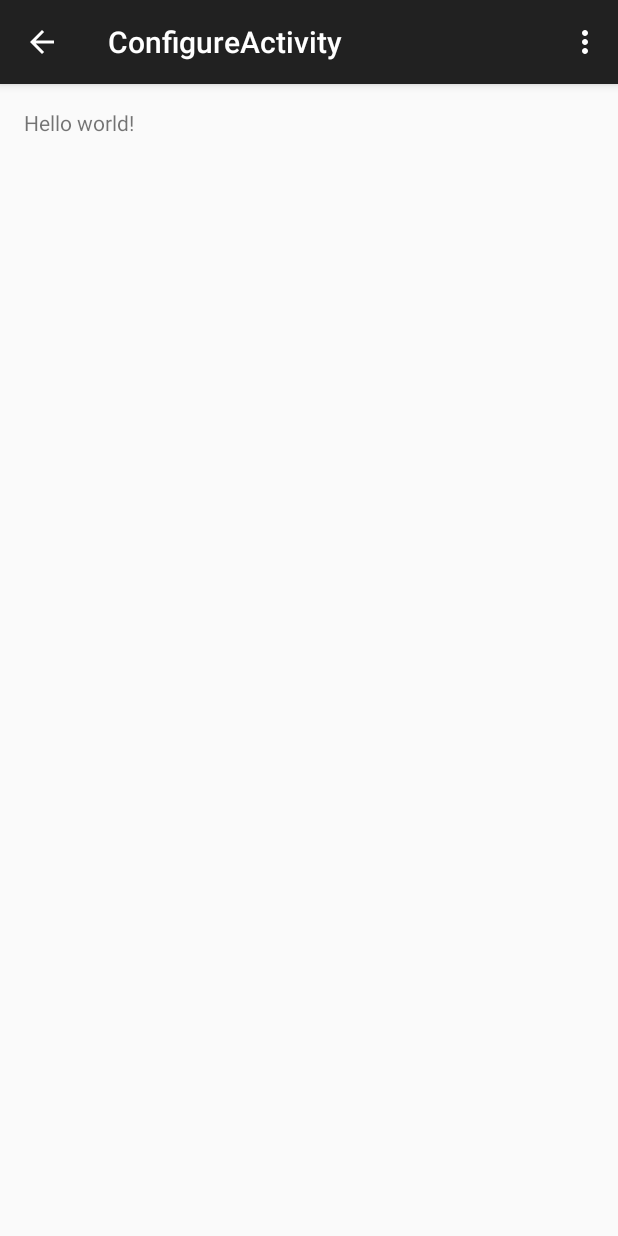
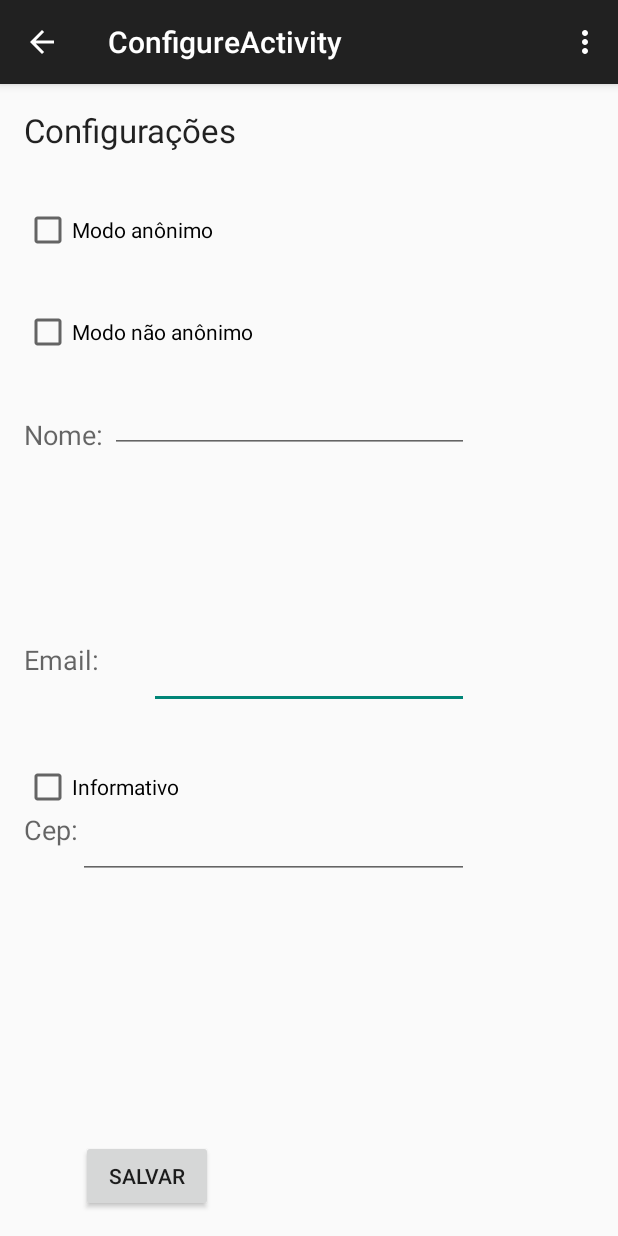
Before and after one commit to CidadeIluminada/TCMCidadeIluminada, an Android app: the ConfigureActivity screen opened directly, with no data from a screen before it, on a phone screen of 412 x 824 dp. Run offline under Robolectric (Android 15) with nearby library versions, the phone set to English and light mode, and no system bars.

Commit message:
Implementa as telas no projeto

```diff
--- a/android/CidadeIluminada/app/src/main/res/layout/activity_configure.xml
+++ b/android/CidadeIluminada/app/src/main/res/layout/activity_configure.xml
@@ -6,7 +6,116 @@
     android:paddingBottom="@dimen/activity_vertical_margin"
     tools:context="br.com.bilac.tcm.cidadeiluminada.ConfigureActivity">
 
-    <TextView android:text="@string/hello_world" android:layout_width="wrap_content"
-        android:layout_height="wrap_content" />
+    <TextView
+        android:layout_width="wrap_content"
+        android:layout_height="wrap_content"
+        android:textAppearance="?android:attr/textAppearanceLarge"
+        android:text="Configurações"
+        android:id="@+id/textView3"
+        android:layout_alignParentTop="true"
+        android:layout_alignParentLeft="true"
+        android:layout_alignParentStart="true" />
+
+    <CheckBox
+        android:layout_width="wrap_content"
+        android:layout_height="wrap_content"
+        android:text="Modo anônimo"
+        android:id="@+id/checkBox"
+        android:layout_below="@+id/textView3"
+        android:layout_alignParentLeft="true"
+        android:layout_alignParentStart="true"
+        android:layout_marginTop="36dp"
+        android:checked="false" />
+
+    <CheckBox
+        android:layout_width="wrap_content"
+        android:layout_height="wrap_content"
+        android:text="Modo não anônimo"
+        android:id="@+id/checkBox2"
+        android:checked="false"
+        android:layout_marginTop="36dp"
+        android:layout_below="@+id/checkBox"
+        android:layout_alignParentLeft="true"
+        android:layout_alignParentStart="true" />
+
+    <TextView
+        android:layout_width="wrap_content"
+        android:layout_height="wrap_content"
+        android:textAppearance="?android:attr/textAppearanceMedium"
+        android:text="Nome: "
+        android:id="@+id/textView4"
+        android:layout_below="@+id/checkBox2"
+        android:layout_alignParentLeft="true"
+        android:layout_alignParentStart="true"
+        android:layout_marginTop="40dp" />
+
+    <TextView
+        android:layout_width="wrap_content"
+        android:layout_height="wrap_content"
+        android:textAppearance="?android:attr/textAppearanceMedium"
+        android:text="Email:"
+        android:id="@+id/textView5"
+        android:layout_centerVertical="true"
+        android:layout_alignParentLeft="true"
+        android:layout_alignParentStart="true" />
+
+    <EditText
+        android:layout_width="wrap_content"
+        android:layout_height="wrap_content"
+        android:inputType="textEmailAddress"
+        android:ems="10"
+        android:id="@+id/editText"
+        android:layout_alignTop="@+id/textView5"
+        android:layout_centerHorizontal="true" />
+
+    <EditText
+        android:layout_width="wrap_content"
+        android:layout_height="wrap_content"
+        android:id="@+id/editText2"
+        android:inputType="text"
+        android:layout_alignBottom="@+id/textView4"
+        android:layout_toRightOf="@+id/textView4"
+        android:layout_alignRight="@+id/editText"
+        android:layout_alignEnd="@+id/editText" />
+
+    <CheckBox
+        android:layout_width="wrap_content"
+        android:layout_height="wrap_content"
+        android:text="Informativo"
+        android:id="@+id/checkBox3"
+        android:layout_below="@+id/editText"
+        android:layout_alignParentLeft="true"
+        android:layout_alignParentStart="true"
+        android:layout_marginTop="36dp"
+        android:checked="false" />
+
+    <Button
+        android:layout_width="wrap_content"
+        android:layout_height="wrap_content"
+        android:text="Salvar"
+        android:id="@+id/button7"
+        android:layout_alignParentBottom="true"
+        android:layout_alignRight="@+id/checkBox"
+        android:layout_alignEnd="@+id/checkBox" />
+
+    <TextView
+        android:layout_width="wrap_content"
+        android:layout_height="wrap_content"
+        android:textAppearance="?android:attr/textAppearanceMedium"
+        android:text="Cep:"
+        android:id="@+id/textView6"
+        android:layout_below="@+id/checkBox3"
+        android:layout_alignParentLeft="true"
+        android:layout_alignParentStart="true" />
+
+    <EditText
+        android:layout_width="wrap_content"
+        android:layout_height="wrap_content"
+        android:id="@+id/editText3"
+        android:inputType="text"
+        android:layout_below="@+id/checkBox3"
+        android:layout_toRightOf="@+id/textView6"
+        android:layout_alignRight="@+id/editText"
+        android:layout_alignEnd="@+id/editText" />
 
 </RelativeLayout>
```
Also changed, not shown: android/CidadeIluminada/app/src/main/java/br/com/bilac/tcm/cidadeiluminada/MainActivity.java (+10 -1 lines), android/CidadeIluminada/app/src/main/res/layout/activity_main.xml (+29 -2 lines), android/CidadeIluminada/app/src/main/res/layout/activity_protocolos_lista.xml (+9 -2 lines).
